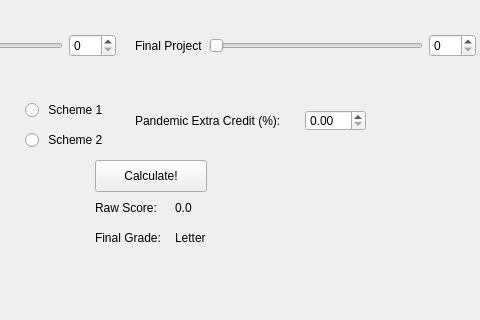
The window that CollegeGradeCalculator/mainwindow.ui (Shreesh29/Assignment2) describes before a commit, drawn with Qt 5; both pictures show x 235 to 715 and y 280 to 600 of the 800 by 600 pixel window.
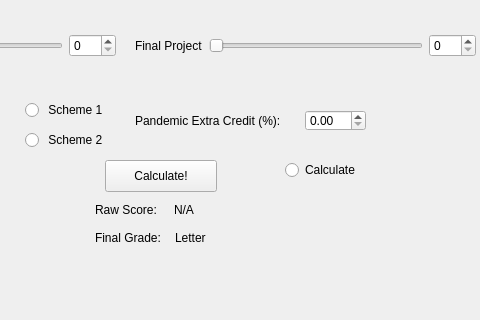
The same window after the commit.

Commit message: Added a second window and it opens when combo box is clicked

The edit to the form file:
```diff
--- a/CollegeGradeCalculator/mainwindow.ui
+++ b/CollegeGradeCalculator/mainwindow.ui
@@ -65,19 +65,6 @@
      <string>Pandemic Extra Credit (%):</string>
     </property>
    </widget>
-   <widget class="QLabel" name="raw_Score">
-    <property name="geometry">
-     <rect>
-      <x>330</x>
-      <y>480</y>
-      <width>91</width>
-      <height>16</height>
-     </rect>
-    </property>
-    <property name="text">
-     <string>Raw Score: </string>
-    </property>
-   </widget>
    <widget class="QLabel" name="final_Grade">
     <property name="geometry">
      <rect>
@@ -101,20 +88,7 @@
      </rect>
     </property>
     <property name="maximum">
-     <double>5.000000000000000</double>
-    </property>
-   </widget>
-   <widget class="QLabel" name="label_7">
-    <property name="geometry">
-     <rect>
-      <x>410</x>
-      <y>480</y>
-      <width>58</width>
-      <height>16</height>
-     </rect>
-    </property>
-    <property name="text">
-     <string>0.0</string>
+     <double>99.000000000000000</double>
     </property>
    </widget>
    <widget class="QLabel" name="label_8">
@@ -159,7 +133,7 @@
    <widget class="QPushButton" name="pushButton">
     <property name="geometry">
      <rect>
-      <x>330</x>
+      <x>340</x>
       <y>440</y>
       <width>112</width>
       <height>32</height>
@@ -168,6 +142,12 @@
     <property name="text">
      <string>Calculate!</string>
     </property>
+    <property name="checkable">
+     <bool>false</bool>
+    </property>
+    <property name="autoRepeat">
+     <bool>false</bool>
+    </property>
    </widget>
    <widget class="QWidget" name="">
     <property name="geometry">
@@ -211,7 +191,7 @@
      </item>
     </layout>
    </widget>
-   <widget class="QWidget" name="">
+   <widget class="QWidget" name="layoutWidget">
     <property name="geometry">
      <rect>
       <x>60</x>
@@ -247,7 +227,7 @@
      </item>
     </layout>
    </widget>
-   <widget class="QWidget" name="">
+   <widget class="QWidget" name="layoutWidget">
     <property name="geometry">
      <rect>
       <x>60</x>
@@ -283,7 +263,7 @@
      </item>
     </layout>
    </widget>
-   <widget class="QWidget" name="">
+   <widget class="QWidget" name="layoutWidget">
     <property name="geometry">
      <rect>
       <x>370</x>
@@ -319,7 +299,7 @@
      </item>
     </layout>
    </widget>
-   <widget class="QWidget" name="">
+   <widget class="QWidget" name="layoutWidget">
     <property name="geometry">
      <rect>
       <x>370</x>
@@ -355,7 +335,7 @@
      </item>
     </layout>
    </widget>
-   <widget class="QWidget" name="">
+   <widget class="QWidget" name="layoutWidget">
     <property name="geometry">
      <rect>
       <x>370</x>
@@ -391,6 +371,45 @@
      </item>
     </layout>
    </widget>
+   <widget class="QRadioButton" name="radioButton_3">
+    <property name="geometry">
+     <rect>
+      <x>520</x>
+      <y>440</y>
+      <width>100</width>
+      <height>20</height>
+     </rect>
+    </property>
+    <property name="text">
+     <string>Calculate</string>
+    </property>
+   </widget>
+   <widget class="QWidget" name="">
+    <property name="geometry">
+     <rect>
+      <x>330</x>
+      <y>480</y>
+      <width>151</width>
+      <height>20</height>
+     </rect>
+    </property>
+    <layout class="QHBoxLayout" name="horizontalLayout_8">
+     <item>
+      <widget class="QLabel" name="raw_Score">
+       <property name="text">
+        <string>Raw Score: </string>
+       </property>
+      </widget>
+     </item>
+     <item>
+      <widget class="QLabel" name="label_7">
+       <property name="text">
+        <string>N/A</string>
+       </property>
+      </widget>
+     </item>
+    </layout>
+   </widget>
   </widget>
   <widget class="QMenuBar" name="menubar">
    <property name="geometry">
```
Left out of the diff: 71 changed lines with no effect on the pictures. The commit also changes 6 other files.
